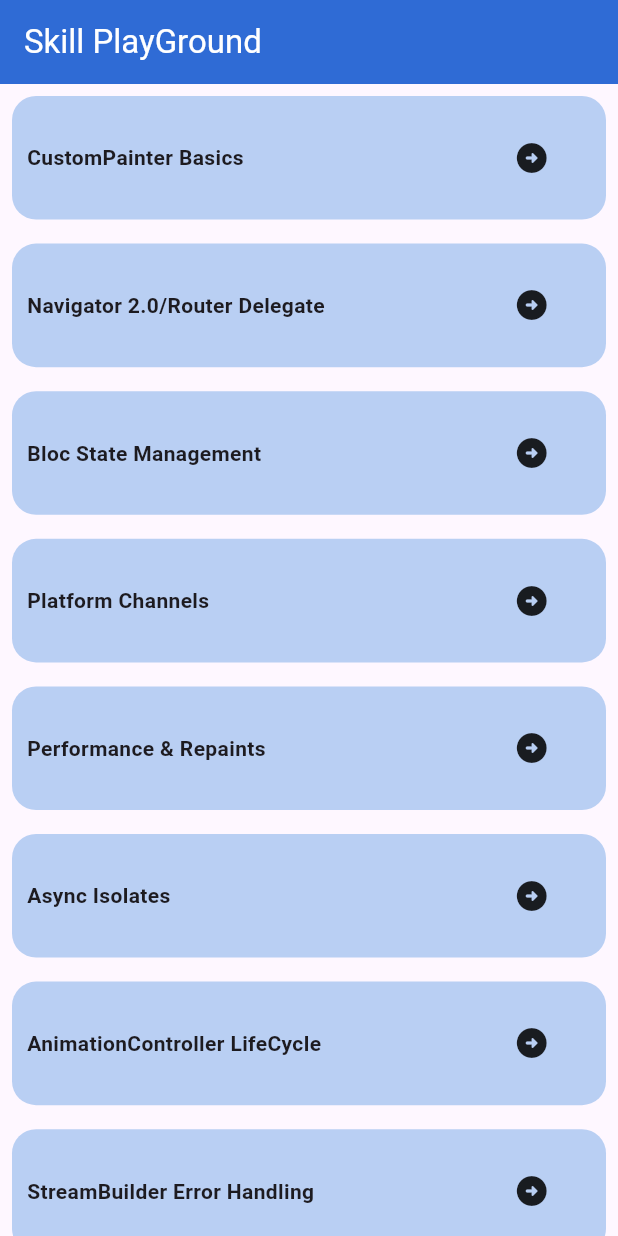
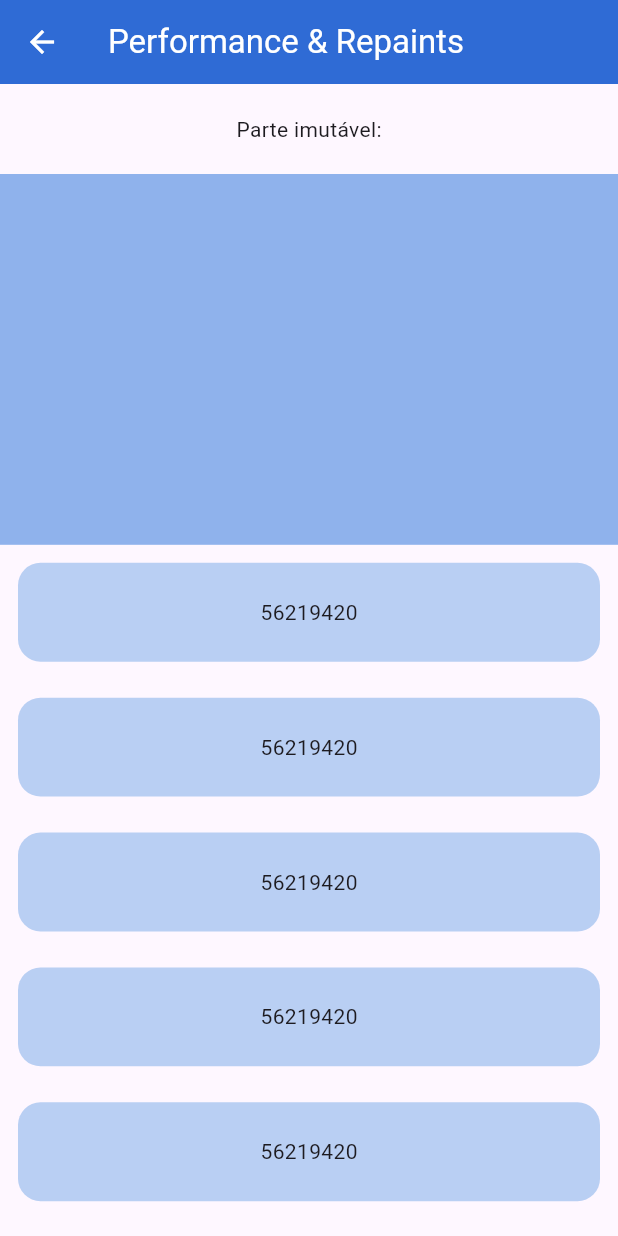
Before and after one commit to eduardobandeiramg/skill-playground, a Flutter app: the screen it shows after launch, after a tap on "Performance & Repaints", on a phone screen of 412 x 824 dp. Run offline on Flutter 3.47's test engine with Material 3 defaults, Android fonts, the phone set to English and light mode, and no system bars; our stand-ins replace flutter_bloc, get.

Commit message:
tela de repaint finalizada

```diff
--- /dev/null
+++ b/lib/apresentacao/cards/card_performance_screen.dart
@@ -0,0 +1,44 @@
+import 'dart:math';
+import 'dart:async';
+import 'package:flutter/material.dart';
+
+class CardPerformanceScreen extends StatefulWidget {
+  const CardPerformanceScreen({super.key});
+
+  @override
+  State<CardPerformanceScreen> createState() => _CardPerformanceScreenState();
+}
+
+class _CardPerformanceScreenState extends State<CardPerformanceScreen> {
+  int valor = 10;
+
+  @override
+  void initState() {
+    super.initState();
+    Timer.periodic(Duration(seconds: 1), (timer) {
+      setState(() {
+        valor = geraNumero();
+      });
+    });
+  }
+
+  @override
+  Widget build(BuildContext context) {
+    double altura = MediaQuery.of(context).size.height;
+    return Padding(
+      padding: const EdgeInsets.all(12),
+      child: Container(
+        height: altura * 0.08,
+        decoration: BoxDecoration(
+          borderRadius: BorderRadius.circular(15),
+          color: Color(0xFFB9CFF3),
+        ),
+        child: Center(child: Text("$valor")),
+      ),
+    );
+  }
+}
+
+int geraNumero() {
+  return Random().nextInt(100000000);
+}
--- a/lib/apresentacao/screens/bloc_screen.dart
+++ b/lib/apresentacao/screens/bloc_screen.dart
@@ -17,7 +17,7 @@ class _BlocScreenState extends State<BlocScreen> {
       appBar: AppBar(
         backgroundColor: Theme.of(context).primaryColor,
         iconTheme: IconThemeData(color: Colors.white),
-        title: Text("Bloc Screen", style: TextStyle(color: Colors.white)),
+        title: Text("Bloc State Management", style: TextStyle(color: Colors.white)),
       ),
       body: Column(
         mainAxisAlignment: MainAxisAlignment.spaceEvenly,
--- a/lib/apresentacao/screens/custom_painter_screen.dart
+++ b/lib/apresentacao/screens/custom_painter_screen.dart
@@ -12,7 +12,7 @@ class CustomPainterScreen extends StatelessWidget {
       appBar: AppBar(
         backgroundColor: Theme.of(context).primaryColor,
         iconTheme: IconThemeData(color: Colors.white),
-        title: Text("Custom Painter", style: TextStyle(color: Colors.white)),
+        title: Text("Custom Painter Basics", style: TextStyle(color: Colors.white)),
       ),
       body: SizedBox.expand(child: CustomPaint(painter: MyPainter())),
     );
--- /dev/null
+++ b/lib/apresentacao/screens/performance_and_repaints_screen.dart
@@ -0,0 +1,60 @@
+import 'package:flutter/material.dart';
+import 'package:skill_playground/apresentacao/cards/card_performance_screen.dart';
+
+class PerformanceScreen extends StatelessWidget {
+  const PerformanceScreen({super.key});
+
+  @override
+  Widget build(BuildContext context) {
+    double altura = MediaQuery.of(context).size.height;
+    return Scaffold(
+      appBar: AppBar(
+        backgroundColor: Theme.of(context).primaryColor,
+        iconTheme: IconThemeData(color: Colors.white),
+        title: Text("Performance & Repaints", style: TextStyle(color: Colors.white)),
+      ),
+      body: Column(
+        children: [
+          Center(
+            child: Padding(
+              padding: const EdgeInsets.only(top: 20, bottom: 20),
+              child: Text("Parte imutável:"),
+            ),
+          ),
+          Container(height: altura * 0.3, color: Color(0xFF8FB2EC)),
+          Expanded(
+            child: ListView(
+              children: [
+                CardPerformanceScreen(),
+                CardPerformanceScreen(),
+                CardPerformanceScreen(),
+                CardPerformanceScreen(),
+                CardPerformanceScreen(),
+                CardPerformanceScreen(),
+                CardPerformanceScreen(),
+                CardPerformanceScreen(),
+                CardPerformanceScreen(),
+                CardPerformanceScreen(),
+                CardPerformanceScreen(),
+                CardPerformanceScreen(),
+                CardPerformanceScreen(),
+                CardPerformanceScreen(),
+                CardPerformanceScreen(),
+                CardPerformanceScreen(),
+                CardPerformanceScreen(),
+                CardPerformanceScreen(),
+                CardPerformanceScreen(),
+                CardPerformanceScreen(),
+                CardPerformanceScreen(),
+                CardPerformanceScreen(),
+                CardPerformanceScreen(),
+                CardPerformanceScreen(),
+                CardPerformanceScreen(),
+              ],
+            ),
+          ),
+        ],
+      ),
+    );
+  }
+}
--- a/lib/dominio/router_delegate/router_delegate.dart
+++ b/lib/dominio/router_delegate/router_delegate.dart
@@ -3,6 +3,7 @@ import 'package:get/get.dart';
 import 'package:skill_playground/apresentacao/screens/bloc_screen.dart';
 import 'package:skill_playground/apresentacao/screens/custom_painter_screen.dart';
 import 'package:skill_playground/apresentacao/screens/navigator_2_route_screen.dart';
+import 'package:skill_playground/apresentacao/screens/performance_and_repaints_screen.dart';
 import 'package:skill_playground/apresentacao/screens/platform_channels_screen.dart';
 import 'package:skill_playground/dominio/controllers/navigation_state_management.dart';
 import 'package:skill_playground/dominio/utils/indice_botoes.dart';
@@ -30,7 +31,9 @@ class MyRouterDelegate extends RouterDelegate<int>
         if (tela == TelaSelecionada.customPainterBasics) MaterialPage(child: CustomPainterScreen()),
         if (tela == TelaSelecionada.navigator) MaterialPage(child: Navigator2RouteDelegate()),
         if (tela == TelaSelecionada.blocStateManagement) MaterialPage(child: BlocScreen()),
-        if(tela == TelaSelecionada.platformChannels) MaterialPage(child: PlatformChannelsScreen()),
+        if (tela == TelaSelecionada.platformChannels) MaterialPage(child: PlatformChannelsScreen()),
+        if (tela == TelaSelecionada.performanceAndRepaints)
+          MaterialPage(child: PerformanceScreen()),
       ],
       onPopPage: (route, result) {
         if (!route.didPop(result)) return false;
--- a/lib/main.dart
+++ b/lib/main.dart
@@ -1,4 +1,5 @@
 import 'package:flutter/material.dart';
+import 'package:flutter/rendering.dart';
 import 'package:flutter_bloc/flutter_bloc.dart';
 import 'package:get/get.dart';
 import 'package:skill_playground/dominio/controllers/bloc_ssot.dart';
@@ -7,6 +8,7 @@ import 'package:skill_playground/dominio/router_delegate/router_delegate.dart';
 
 void main() {
   Get.put(NavigationController());
+  debugRepaintRainbowEnabled = false;
   runApp(BlocProvider<CounterCubit>(create: (_) => CounterCubit(), child: MyApp()));
 }
 
```
